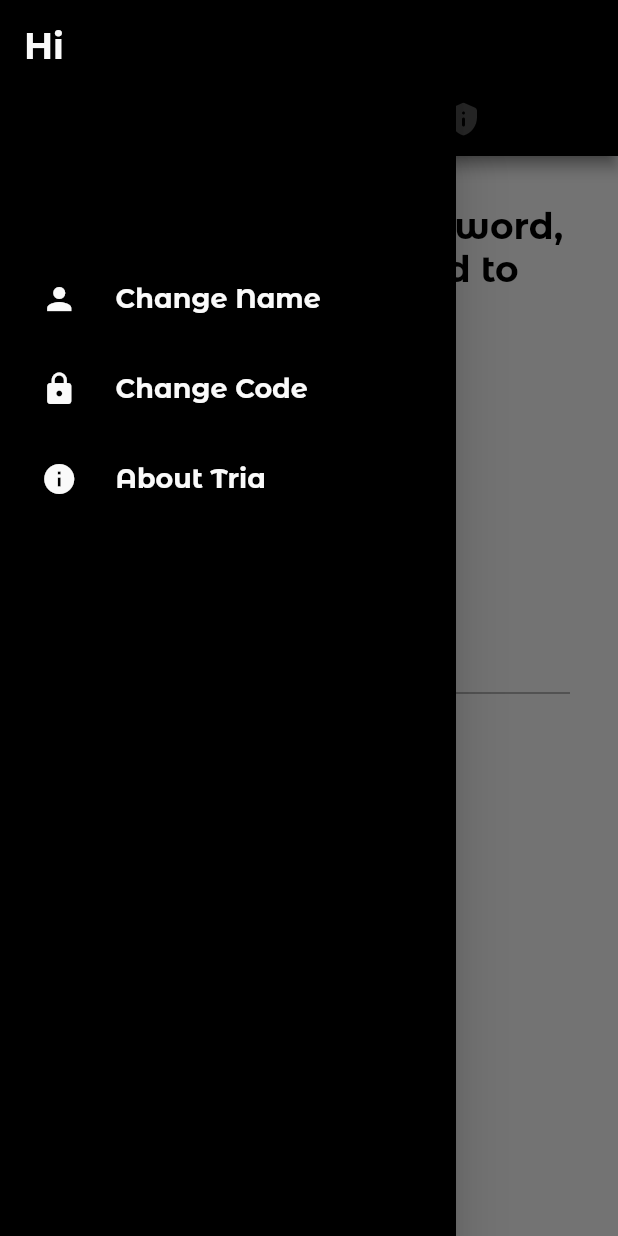
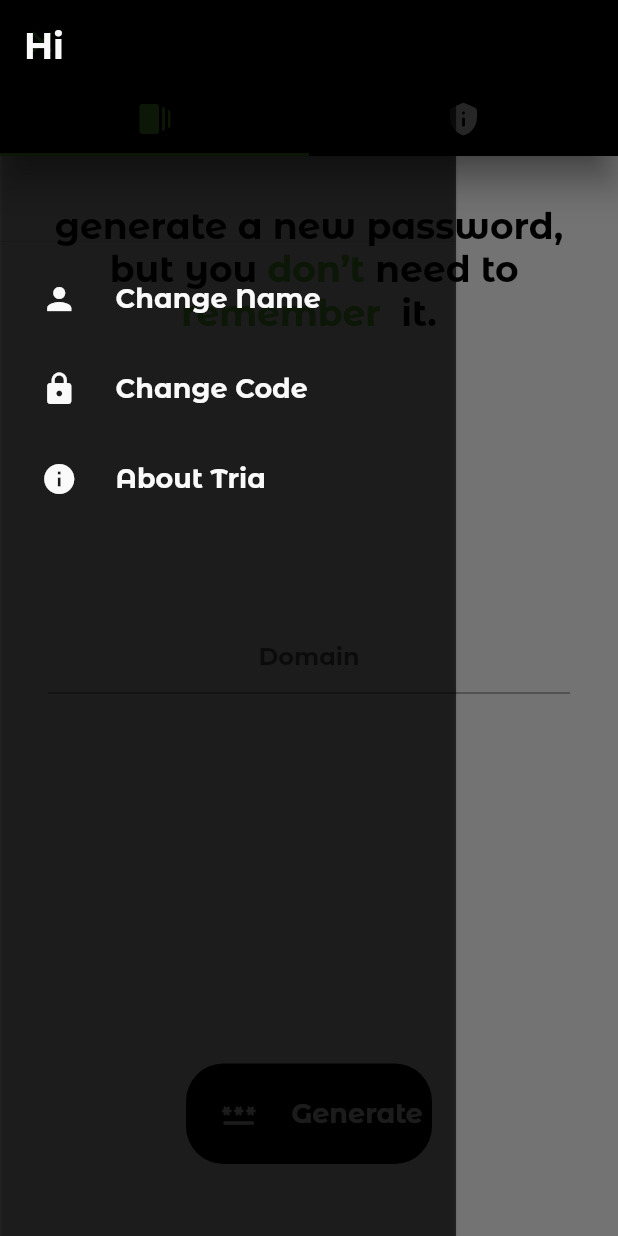
Before and after one commit to Shahryar-Pirooz/Shahryar-Pirooz-Tria-Android, a Flutter app: the MainPage screen opened directly, in the side drawer, after a tap on "Change Name", on a phone screen of 412 x 824 dp. Run offline on Flutter 3.47's test engine with Material 2 defaults, Android fonts, the phone set to English and light mode, and no system bars; our stand-ins replace introduction_screen, shared_preferences; accounts and stored records are empty; project files that could hold a hidden picture were left out.

Commit message:
Drawer changed

```diff
--- a/lib/Pages/main_page.dart
+++ b/lib/Pages/main_page.dart
@@ -1,3 +1,4 @@
+import 'package:flutter/gestures.dart';
 import 'package:flutter/material.dart';
 import 'package:flutter/services.dart';
 import 'package:provider/src/provider.dart';
@@ -13,7 +14,6 @@ class MainPage extends StatelessWidget {
 
   @override
   Widget build(BuildContext context) {
-    SPData().initProviderData(context);
     String _name = Provider.of<ChangeVal>(context, listen: false).name;
     return DefaultTabController(
       length: 2,
@@ -21,7 +21,8 @@ class MainPage extends StatelessWidget {
         key: _drawerscaffoldkey,
         resizeToAvoidBottomInset: false,
         drawer: Drawer(
-          backgroundColor: black,
+          elevation: 1,
+          backgroundColor: blurBlack,
           child: ListView(
             children: [
               DrawerHeader(
@@ -36,9 +37,16 @@ class MainPage extends StatelessWidget {
             ],
           ),
         ),
+        onDrawerChanged: (isOpened) {
+          if (isOpened) {
+            context.read<ChangeDrawerIcon>().icon = Icons.close;
+          } else {
+            context.read<ChangeDrawerIcon>().icon = Icons.menu;
+          }
+        },
         appBar: AppBar(
           leading: IconButton(
-            icon: const Icon(Icons.menu),
+            icon: Icon(context.watch<ChangeDrawerIcon>().icon),
             onPressed: () {
               if (_drawerscaffoldkey.currentState!.isDrawerOpen) {
                 Navigator.pop(context);
@@ -51,6 +59,7 @@ class MainPage extends StatelessWidget {
           backgroundColor: black,
           foregroundColor: primaryColor,
           shadowColor: lable,
+          elevation: 10,
           bottom: const TabBar(
             tabs: [
               Tab(
--- a/lib/main.dart
+++ b/lib/main.dart
@@ -12,8 +12,9 @@ void main() {
     MultiProvider(
       providers: [
         ChangeNotifierProvider(create: (_) => ChangeVal()),
+        ChangeNotifierProvider(create: (_) => ChangeDrawerIcon())
       ],
-      child: const MainConfig(),
+      child: const Preload(),
     ),
   );
 }
@@ -43,11 +44,23 @@ class ChangeVal with ChangeNotifier, DiagnosticableTreeMixin {
   }
 }
 
-class MainConfig extends StatelessWidget {
-  const MainConfig({Key? key}) : super(key: key);
+class ChangeDrawerIcon with ChangeNotifier, DiagnosticableTreeMixin {
+  IconData _icon = Icons.menu;
+
+  IconData get icon => _icon;
+
+  set icon(IconData icon) {
+    _icon = icon;
+    notifyListeners();
+  }
+}
+
+class Preload extends StatelessWidget {
+  const Preload({Key? key}) : super(key: key);
 
   @override
   Widget build(BuildContext context) {
+    SPData().initProviderData(context);
     return MaterialApp(
         theme: ThemeData(
           primarySwatch: primaryColor,
@@ -67,7 +80,7 @@ class MainConfig extends StatelessWidget {
               );
             }
           },
-          future: SPData().setIsFirst(context),
+          future: SPData().initProviderData(context),
         ));
   }
 }
@@ -77,15 +90,6 @@ class SPData {
   late Future<bool> _isFirst;
   late Future<String> _name;
   late Future<String> _code;
-
-  Future<bool> setIsFirst(BuildContext context) async {
-    final prefs = await _prefs;
-    final isFirst = prefs.getBool('isFirst') ?? true;
-    _isFirst =
-        prefs.setBool('isFirst', isFirst).then((bool success) => isFirst);
-    Provider.of<ChangeVal>(context, listen: false).saveIsFirst(await _isFirst);
-    return _isFirst;
-  }
 
   Future<void> setNewName(BuildContext context, {String newName = ''}) async {
     final prefs = await _prefs;
@@ -106,11 +110,18 @@ class SPData {
     prefs.setBool("isFirst", false).then((bool success) => false);
   }
 
-  Future<void> initProviderData(BuildContext context) async {
+  Future<bool> initProviderData(BuildContext context) async {
     final prefs = await _prefs;
     final name = prefs.getString('name') ?? '';
     final code = prefs.getString('code') ?? '';
+    final isFirst = prefs.getBool('isFirst') ?? true;
+    _isFirst =
+        prefs.setBool('isFirst', isFirst).then((bool success) => isFirst);
+
     Provider.of<ChangeVal>(context, listen: false).saveName(name);
     Provider.of<ChangeVal>(context, listen: false).saveCode(code);
+    Provider.of<ChangeVal>(context, listen: false).saveIsFirst(await _isFirst);
+
+    return _isFirst;
   }
 }
--- a/lib/src/components.dart
+++ b/lib/src/components.dart
@@ -129,8 +129,9 @@ class TriaMenuItem extends StatelessWidget {
       child: Padding(
         padding: const EdgeInsets.all(2),
         child: Material(
-          color: black,
+          color: Colors.transparent,
           child: InkWell(
+            highlightColor: Colors.transparent,
             onTap: onPress,
             splashColor: primaryColor,
             child: Row(
--- a/lib/src/custom_color.dart
+++ b/lib/src/custom_color.dart
@@ -3,6 +3,7 @@ import 'package:flutter/material.dart';
 const int _primaryColor = 0xFF69CB3A;
 const Color white = Color(0XFFFAFAFA);
 const Color black = Colors.black;
+const Color blurBlack = Color(0Xaa000000);
 const Color lable = Color(0XFF525252);
 
 const MaterialColor primaryColor = MaterialColor(_primaryColor, <int, Color>{
```
